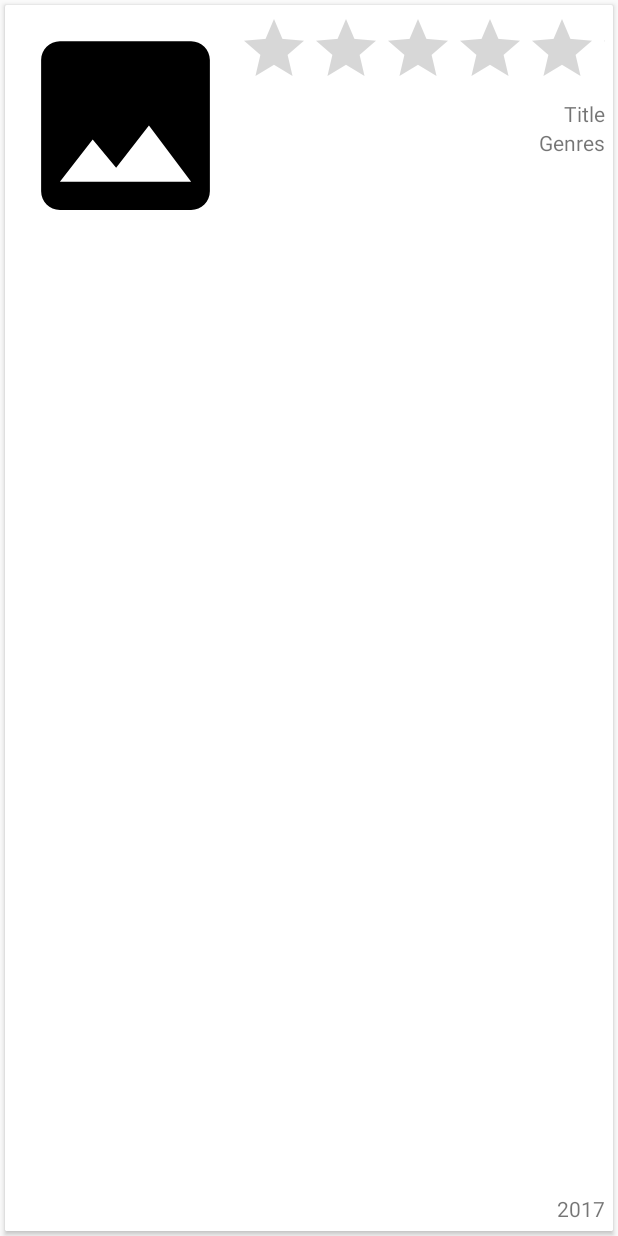
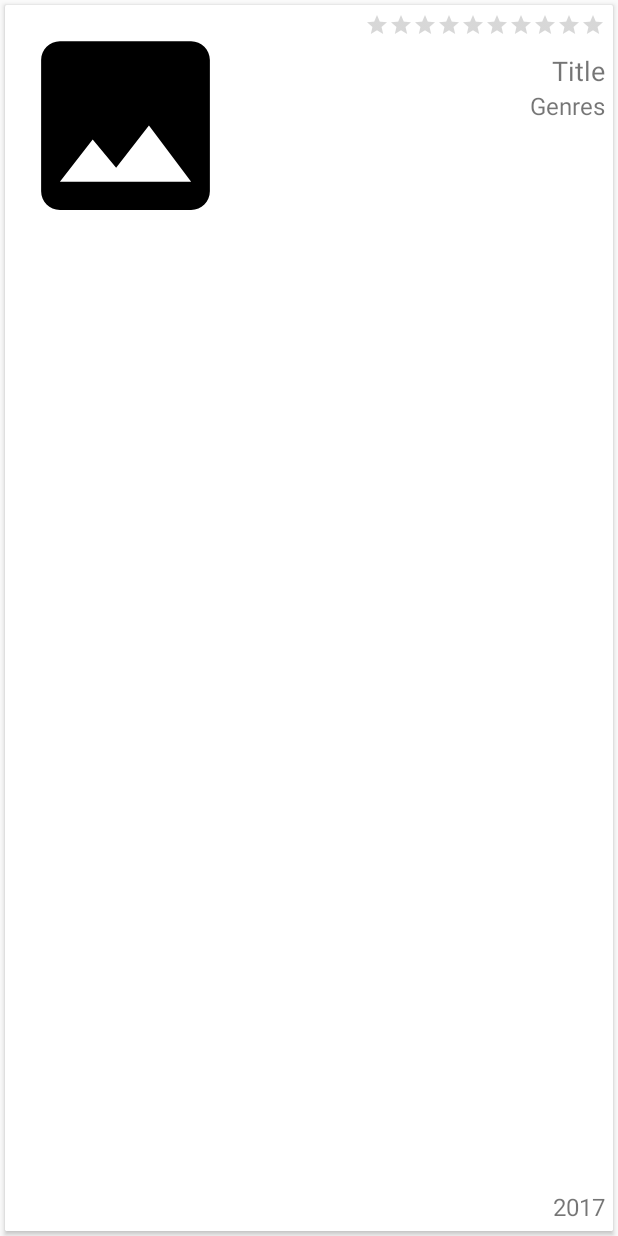
Before and after one commit to AleksandrAleksandrov/Movies, an Android app: the layout item_movie.xml on its own in the app's theme, with its tools: preview values and no code run, on a phone screen of 412 x 824 dp. Run offline under Robolectric (Android 15) with nearby library versions, the phone set to English and light mode, and no system bars.

Commit message:
Implemented filter by rating, refactored.

```diff
--- a/app/src/main/AndroidManifest.xml
+++ b/app/src/main/AndroidManifest.xml
@@ -3,6 +3,7 @@
           package="com.aleksandr.aleksandrov.project.test.android.movies">
 
     <uses-permission android:name="android.permission.INTERNET" />
+    <uses-permission android:name="android.permission.ACCESS_NETWORK_STATE"/>
 
     <application
         android:allowBackup="true"
--- a/app/src/main/res/layout/item_movie.xml
+++ b/app/src/main/res/layout/item_movie.xml
@@ -26,18 +26,21 @@
 
             <RatingBar
                 android:id="@+id/rbAlbumRating"
+                style="@style/Widget.AppCompat.RatingBar.Small"
                 android:layout_width="wrap_content"
                 android:layout_height="wrap_content"
-                android:stepSize="1.0"
-                android:numStars="5"
+                android:stepSize="0.1"
+                android:numStars="10"
+                android:max="10"
                 android:isIndicator="true"
-                android:layout_alignParentRight="true"
-                android:layout_toRightOf="@id/ivAlbumCover"/>
+                android:layout_alignParentRight="true"/>
 
             <TextView
                 android:id="@+id/tvTitle"
                 android:layout_width="wrap_content"
                 android:layout_height="wrap_content"
+                android:textSize="18sp"
+                android:paddingTop="10dp"
                 android:layout_below="@id/rbAlbumRating"
                 android:layout_alignParentRight="true"
                 tools:text="Title"/>
@@ -46,6 +49,8 @@
                 android:id="@+id/tvReleaseYear"
                 android:layout_width="wrap_content"
                 android:layout_height="wrap_content"
+                android:textSize="16sp"
+                android:paddingTop="10dp"
                 android:layout_alignParentRight="true"
                 android:layout_alignParentBottom="true"
                 tools:text="2017"/>
@@ -55,6 +60,7 @@
                 android:layout_width="wrap_content"
                 android:layout_height="wrap_content"
                 android:layout_below="@id/tvTitle"
+                android:textSize="16sp"
                 android:layout_alignParentRight="true"
                 tools:text="Genres"/>
 
--- a/app/src/main/res/menu/main.xml
+++ b/app/src/main/res/menu/main.xml
@@ -9,8 +9,9 @@
         <item
             android:id="@+id/menu_rating"
             android:checkable="false"
-            android:icon="@drawable/ic_star"
+            android:icon="@drawable/ic_star_border"
             android:title="filter"
+            android:checked="false"
             app:showAsAction="always"/>
 
         <item
--- a/app/src/main/res/values/strings.xml
+++ b/app/src/main/res/values/strings.xml
@@ -1,3 +1,7 @@
 <resources>
     <string name="app_name">Movies</string>
+
+    <string name="no_internet">There is no internet connection</string>
+
+    <string name="empty">Empty</string>
 </resources>
```
Also changed, not shown: app/src/main/java/com/aleksandr/aleksandrov/project/test/android/movies/FragmentList.java (+63 -10 lines), app/src/main/java/com/aleksandr/aleksandrov/project/test/android/movies/adapter/Adapter.java (+0 -1 lines), app/src/main/java/com/aleksandr/aleksandrov/project/test/android/movies/holder/MovieHolder.java (+2 -2 lines), app/src/main/java/com/aleksandr/aleksandrov/project/test/android/movies/presenter/BasePresenter.java (+1 -3 lines), app/src/main/java/com/aleksandr/aleksandrov/project/test/android/movies/presenter/MovieItemMainPresenter.java (+0 -2 lines), app/src/main/java/com/aleksandr/aleksandrov/project/test/android/movies/presenter/MovieItemPresenter.java (+0 -16 lines), app/src/main/java/com/aleksandr/aleksandrov/project/test/android/movies/presenter/MoviePresenter.java (+8 -19 lines), app/src/main/java/com/aleksandr/aleksandrov/project/test/android/movies/service/DBHelper.java (+10 -16 lines), app/src/main/java/com/aleksandr/aleksandrov/project/test/android/movies/service/DataLoaderService.java (+19 -9 lines), app/src/main/java/com/aleksandr/aleksandrov/project/test/android/movies/service/ServicesConstants.java (+1 -0 lines), app/src/main/java/com/aleksandr/aleksandrov/project/test/android/movies/view/MoviesView.java (+4 -0 lines), app/src/main/res/drawable/ic_star_border.xml (added, +9 -0 lines), app/src/main/res/layout/fragment_list.xml (+22 -3 lines).
